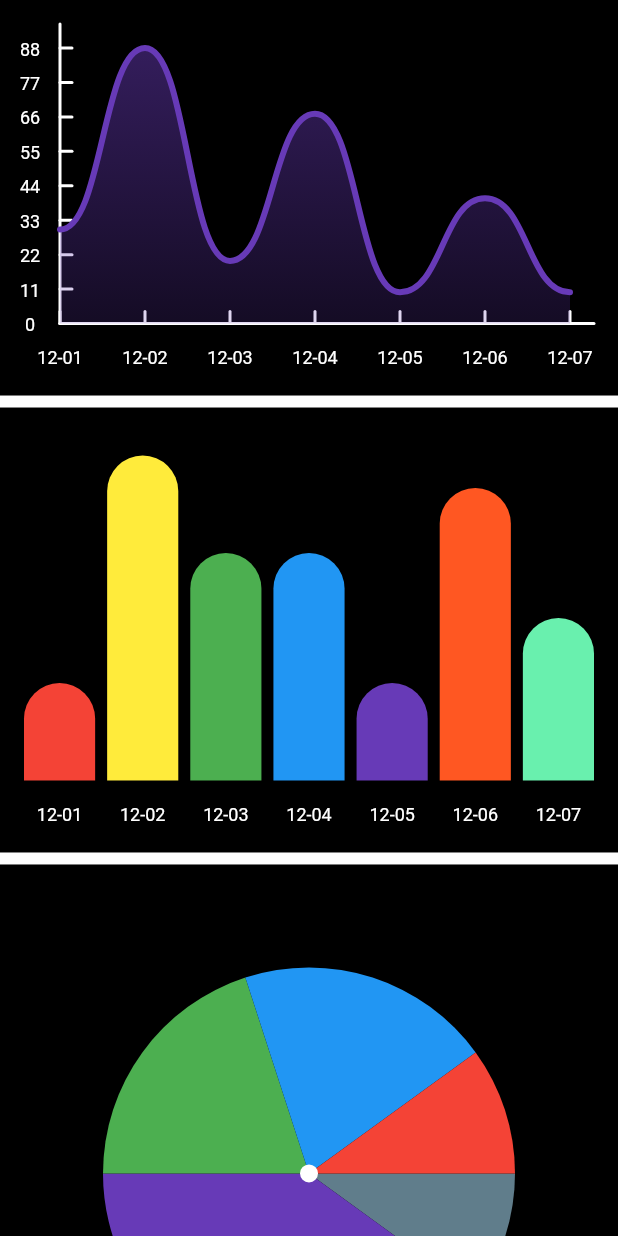
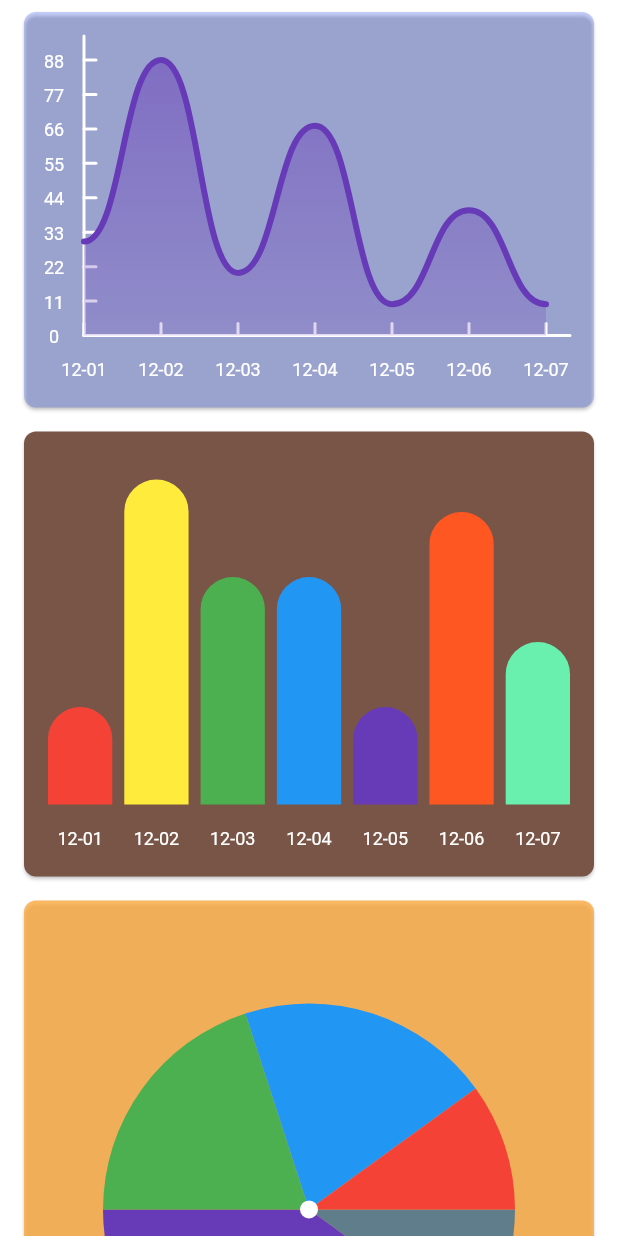
Before and after one commit to good-good-study/flutter_chart, a Flutter app: the screen it shows after launch, on a phone screen of 412 x 824 dp. Run offline on Flutter 3.47's test engine with Material 2 defaults, Android fonts, the phone set to English and light mode, and no system bars.

Commit message:
修改版本号

```diff
--- a/example/lib/Example.dart
+++ b/example/lib/Example.dart
@@ -25,19 +25,9 @@ class ExampleChart extends StatelessWidget {
     return ListView(
       physics: BouncingScrollPhysics(),
       children: <Widget>[
-        Column(
-          children: <Widget>[
-            _buildChartLine(context),
-            SizedBox(
-              height: 8,
-            ),
-            _buildChartBar(context),
-            SizedBox(
-              height: 8,
-            ),
-            _buildChartPie(context),
-          ],
-        )
+        _buildChartLine(context),
+        _buildChartBar(context),
+        _buildChartPie(context),
       ],
     );
   }
@@ -67,7 +57,6 @@ class ExampleChart extends StatelessWidget {
       ],
       fontSize: 12,
       yNum: 8,
-      backgroundColor: Colors.black,
       isAnimation: true,
       isReverse: false,
       isCanTouch: true,
@@ -77,12 +66,19 @@ class ExampleChart extends StatelessWidget {
       pressedHintLineColor: Colors.white,
       duration: Duration(milliseconds: 2000),
     );
-    return chartLine;
+    return Card(
+      shape: RoundedRectangleBorder(borderRadius: BorderRadius.circular(8)),
+      margin: EdgeInsets.only(left: 16, right: 16, top: 8, bottom: 8),
+      semanticContainer: true,
+      color: Colors.indigoAccent.withOpacity(0.3),
+      child: chartLine,
+      clipBehavior: Clip.antiAlias,
+    );
   }
 
   ///bar
-  ChartBar _buildChartBar(context) {
-    return ChartBar(
+  Widget _buildChartBar(context) {
+    var chartBar = ChartBar(
       chartBeans: [
         ChartBean(x: '12-01', y: 30, color: Colors.red),
         ChartBean(x: '12-02', y: 100, color: Colors.yellow),
@@ -95,7 +91,6 @@ class ExampleChart extends StatelessWidget {
       size: Size(MediaQuery.of(context).size.width,
           MediaQuery.of(context).size.height / 5 * 1.8),
       rectColor: Colors.deepPurple,
-      backgroundColor: Colors.black,
       isShowX: true,
       fontColor: Colors.white,
       rectShadowColor: Colors.white.withOpacity(0.5),
@@ -107,11 +102,19 @@ class ExampleChart extends StatelessWidget {
       rectRadiusTopRight: 50,
       duration: Duration(milliseconds: 1000),
     );
+    return Card(
+      shape: RoundedRectangleBorder(borderRadius: BorderRadius.circular(8)),
+      margin: EdgeInsets.only(left: 16, right: 16, top: 8, bottom: 8),
+      semanticContainer: true,
+      color: Colors.brown,
+      child: chartBar,
+      clipBehavior: Clip.antiAlias,
+    );
   }
 
   ///pie
-  ChartPie _buildChartPie(context) {
-    return ChartPie(
+  Widget _buildChartPie(context) {
+    var chartPie = ChartPie(
       chartBeans: [
         ChartPieBean(type: '话费', value: 30, color: Colors.blueGrey),
         ChartPieBean(type: '零食', value: 120, color: Colors.deepPurple),
@@ -121,12 +124,19 @@ class ExampleChart extends StatelessWidget {
       ],
       size: Size(
           MediaQuery.of(context).size.width, MediaQuery.of(context).size.width),
-      backgroundColor: Colors.black,
       R: MediaQuery.of(context).size.width / 3,
       centerR: 6,
       duration: Duration(milliseconds: 3000),
       centerColor: Colors.white,
       fontColor: Colors.white,
     );
+    return Card(
+      shape: RoundedRectangleBorder(borderRadius: BorderRadius.circular(8)),
+      margin: EdgeInsets.only(left: 16, right: 16, top: 8, bottom: 8),
+      color: Colors.orangeAccent.withOpacity(0.8),
+      clipBehavior: Clip.antiAlias,
+      borderOnForeground: true,
+      child: chartPie,
+    );
   }
 }
--- a/example/pubspec.yaml
+++ b/example/pubspec.yaml
@@ -1,6 +1,6 @@
 name: example
 description: Demonstrates how to use the flutter_chart plugin.
-version: 0.1.1
+version: 0.1.5
 
 environment:
   sdk: ">=2.1.0 <3.0.0"
```
Also changed, not shown: 2 other files.
